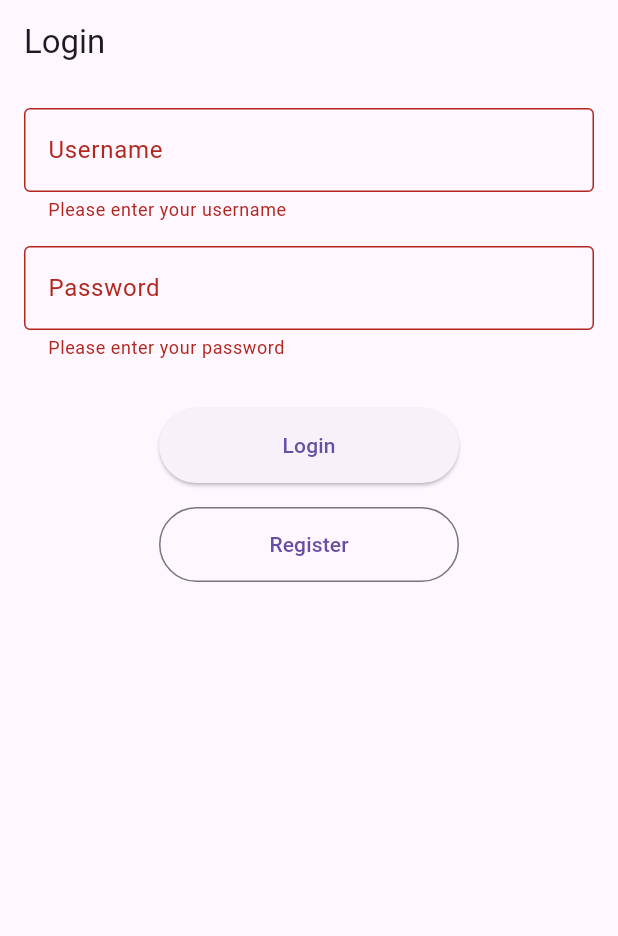
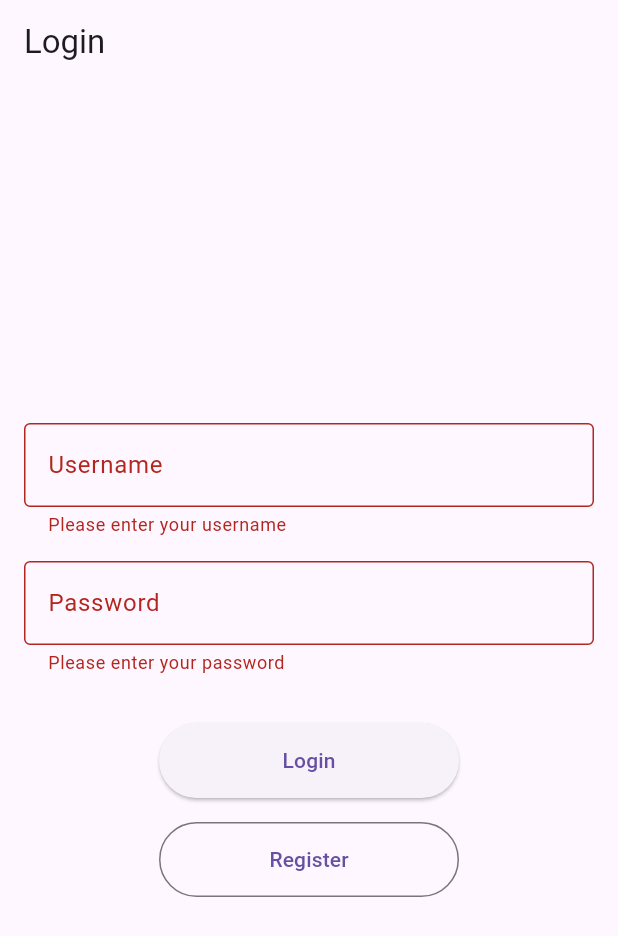
Before and after one commit to siddankthep/cashflow, a Flutter app: the screen it shows after launch, after a tap on "Login", on a phone screen of 412 x 824 dp. Shown: the top 936 px of the screen. Run offline on Flutter 3.47's test engine with Material 3 defaults, Android fonts, the phone set to English and light mode, and no system bars.

```diff
--- a/frontend/cashflow/lib/model/auth_service.dart
+++ b/frontend/cashflow/lib/model/auth_service.dart
@@ -2,7 +2,8 @@ import 'dart:convert';
 import 'package:http/http.dart' as http;
 
 class AuthenticationService {
-  final String baseUrl = 'http://localhost:8080/auth';
+  // final String baseUrl = 'http://localhost:8080/auth';
+  final String baseUrl = 'http://10.0.2.2:8080/auth';
 
   Future<String> login(String username, String password) async {
     final response = await http.post(
@@ -16,9 +17,13 @@ class AuthenticationService {
       }),
     );
 
-    if (response.statusCode == 200) {
+    int status = response.statusCode;
+    print('Status Code: $status');
+    if (status == 200) {
       print("Logged in successfully!");
       return jsonDecode(response.body)['token'];
+    } else if (status == 403) {
+      throw Exception('Invalid credentials');
     } else {
       throw Exception('Failed to login');
     }
--- a/frontend/cashflow/lib/view/login_screen.dart
+++ b/frontend/cashflow/lib/view/login_screen.dart
@@ -1,4 +1,4 @@
-import 'package:cashflow/model/auth_service.dart';
+import 'package:cashflow/controller/auth_controller.dart';
 import 'package:cashflow/view/register_screen.dart';
 import 'package:flutter/material.dart';
 
@@ -8,73 +8,42 @@ class LoginScreen extends StatefulWidget {
 }
 
 class _LoginScreenState extends State<LoginScreen> {
-  final _formKey = GlobalKey<FormState>();
-  AuthenticationService _authService = AuthenticationService();
+  final AuthController _authController = AuthController();
   String _username = '';
   String _password = '';
-  String _token = '';
-
-  // Handle login submission
-  Future<void> _login() async {
-    if (_formKey.currentState!.validate()) {
-      _formKey.currentState!.save();
-
-      try {
-        _token = await _authService.login(_username, _password);
-        Navigator.push(
-            context,
-            MaterialPageRoute(
-                builder: (context) =>
-                    Placeholder(child: Text("Logged in successfully!"))));
-      } catch (error) {
-        // Catch any errors here
-        print("Login failed: $error");
-        ScaffoldMessenger.of(context).showSnackBar(
-          SnackBar(
-            content: Text('Failed to log in: ${error.toString()}'),
-            backgroundColor: Colors.red,
-          ),
-        );
-      }
-
-      print("Email: $_username");
-      print("Password: $_password");
-      print("Token: $_token");
-    }
-  }
 
   @override
   Widget build(BuildContext context) {
-    return Center(
-      child: Scaffold(
+    return Scaffold(
       appBar: AppBar(
         title: Text('Login'),
       ),
-        body: SingleChildScrollView(
-          padding: EdgeInsets.all(16.0),
-          child: Center(
+      body: Center(
+        child: Padding(
+          padding: const EdgeInsets.all(16.0),
           child: SizedBox(
             width: 400,
             child: Form(
-                key: _formKey,
+              key: _authController.formKey,
               child: Column(
                 mainAxisAlignment: MainAxisAlignment.center,
                 children: [
-                    // Email Field
+                  // Username Field
                   TextFormField(
                     decoration: InputDecoration(
                       labelText: 'Username',
                       border: OutlineInputBorder(),
                     ),
-                      onSaved: (value) => _username = value!.trim(),
                     validator: (value) {
                       if (value == null || value.isEmpty) {
                         return 'Please enter your username';
                       }
                       return null;
                     },
+                    onSaved: (value) => _username = value!.trim(),
                   ),
                   SizedBox(height: 16.0),
+
                   // Password Field
                   TextFormField(
                     decoration: InputDecoration(
@@ -82,20 +51,51 @@ class _LoginScreenState extends State<LoginScreen> {
                       border: OutlineInputBorder(),
                     ),
                     obscureText: true,
-                      onSaved: (value) => _password = value!.trim(),
                     validator: (value) {
                       if (value == null || value.isEmpty) {
                         return 'Please enter your password';
                       }
                       return null;
                     },
+                    onSaved: (value) => _password = value!.trim(),
                   ),
                   SizedBox(height: 32.0),
+
                   // Login Button
                   SizedBox(
                     width: 200,
                     child: ElevatedButton(
-                        onPressed: _login,
+                      onPressed: () {
+                        if (_authController.formKey.currentState!.validate()) {
+                          _authController.formKey.currentState!
+                              .save(); // Save the form FIRST
+
+                          _authController
+                              .login(context, _username, _password)
+                              .then((value) {
+                            if (value != '') {
+                              // Navigate on successful login
+                              Navigator.push(
+                                context,
+                                MaterialPageRoute(
+                                  builder: (context) => Placeholder(
+                                    child: Text("Logged in successfully!"),
+                                  ),
+                                ),
+                              );
+                            }
+                          }).catchError((error) {
+                            // Handle login errors here, e.g., show a snackbar
+                            print("Login failed: $error");
+                            ScaffoldMessenger.of(context).showSnackBar(
+                              SnackBar(
+                                content: Text('${error.toString()}'),
+                                backgroundColor: Colors.red,
+                              ),
+                            );
+                          });
+                        }
+                      },
                       style: ElevatedButton.styleFrom(
                         minimumSize: Size(double.infinity, 50),
                       ),
@@ -103,6 +103,7 @@ class _LoginScreenState extends State<LoginScreen> {
                     ),
                   ),
                   SizedBox(height: 16.0),
+
                   // Register Button
                   SizedBox(
                     width: 200,
@@ -126,7 +127,6 @@ class _LoginScreenState extends State<LoginScreen> {
           ),
         ),
       ),
-      ),
     );
   }
 }
```
Also changed, not shown: frontend/cashflow/lib/controller/auth_controller.dart (added, +57 -0 lines), frontend/cashflow/lib/view/register_screen.dart (+33 -43 lines). Lines whose indentation alone changed are shown as unchanged.
